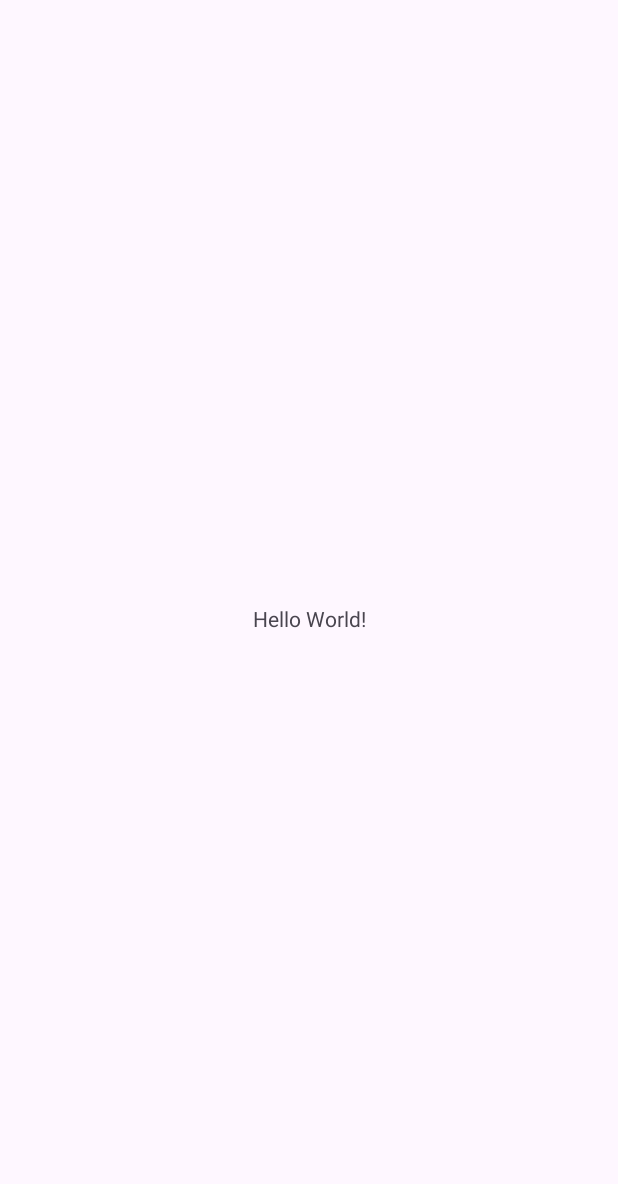
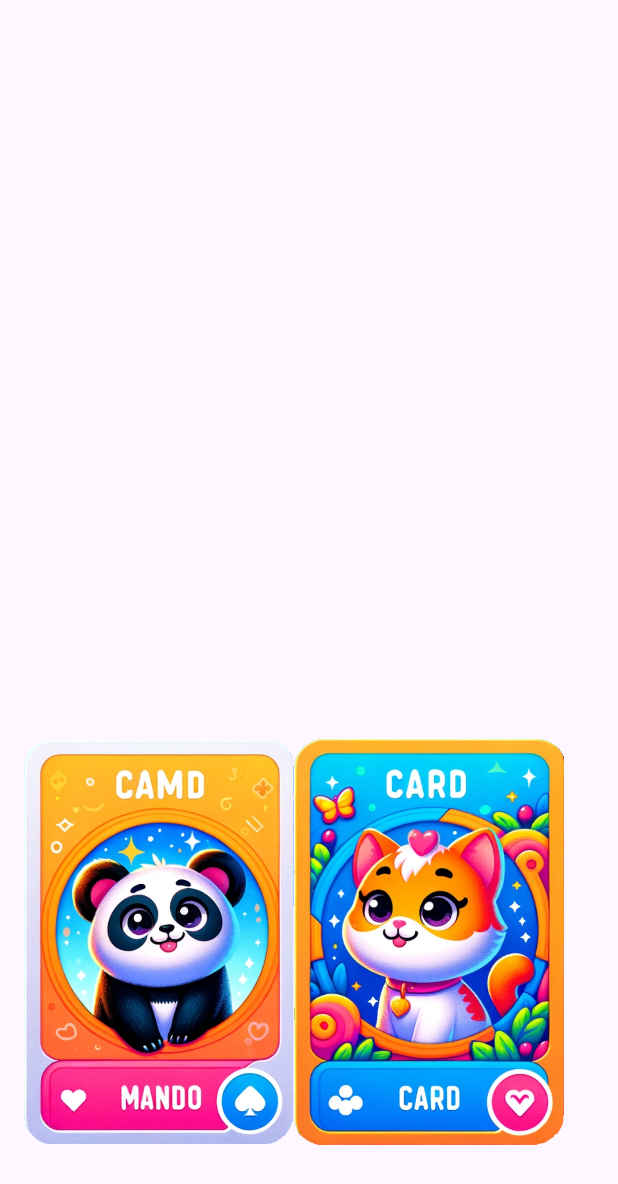
Before and after one commit to BrendanoElTaco/CSCI3660_Memory_Game, an Android app: the screen it shows after launch (MainActivity), on a phone screen of 412 x 824 dp. Before the commit the part shown is almost empty. Shown: the top 1184 px of the screen. Run offline under Robolectric (Android 15) with nearby library versions, the phone set to English and light mode, and no system bars.

Commit message:
Initial setup and testing

```diff
--- a/app/src/main/java/com/termproject/memorygame/MainActivity.java
+++ b/app/src/main/java/com/termproject/memorygame/MainActivity.java
@@ -9,7 +9,6 @@ import androidx.core.view.ViewCompat;
 import androidx.core.view.WindowInsetsCompat;
 
 public class MainActivity extends AppCompatActivity {
-
     @Override
     protected void onCreate(Bundle savedInstanceState) {
         super.onCreate(savedInstanceState);
--- a/app/src/main/res/layout/activity_main.xml
+++ b/app/src/main/res/layout/activity_main.xml
@@ -7,13 +7,32 @@
     android:layout_height="match_parent"
     tools:context=".MainActivity">
 
-    <TextView
-        android:layout_width="wrap_content"
-        android:layout_height="wrap_content"
-        android:text="Hello World!"
-        app:layout_constraintBottom_toBottomOf="parent"
-        app:layout_constraintEnd_toEndOf="parent"
-        app:layout_constraintStart_toStartOf="parent"
-        app:layout_constraintTop_toTopOf="parent" />
+    <GridLayout
+        android:id="@+id/gridLayout"
+        android:layout_width="match_parent"
+        android:layout_height="match_parent"
+        android:columnCount="4"
+        android:rowCount="4"
+        android:padding="16dp"
+        android:orientation="horizontal">
+
+        <ImageView
+            android:id="@+id/imageView"
+            android:layout_width="180dp"
+            android:layout_height="360dp"
+            android:layout_row="3"
+            android:layout_column="0"
+            app:srcCompat="@drawable/card1" />
+
+        <ImageView
+            android:id="@+id/imageView3"
+            android:layout_width="180dp"
+            android:layout_height="360dp"
+            android:layout_row="3"
+            android:layout_column="1"
+            app:srcCompat="@drawable/card2" />
+
+    </GridLayout>
+
 
 </androidx.constraintlayout.widget.ConstraintLayout>
```
Also changed, not shown: app/src/main/res/drawable/card1.png (added), app/src/main/res/drawable/card2.png (added).
